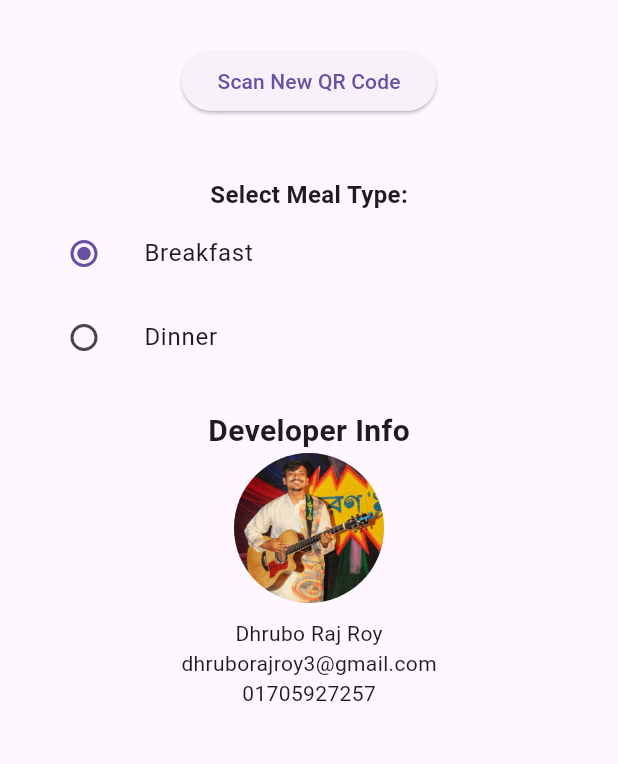
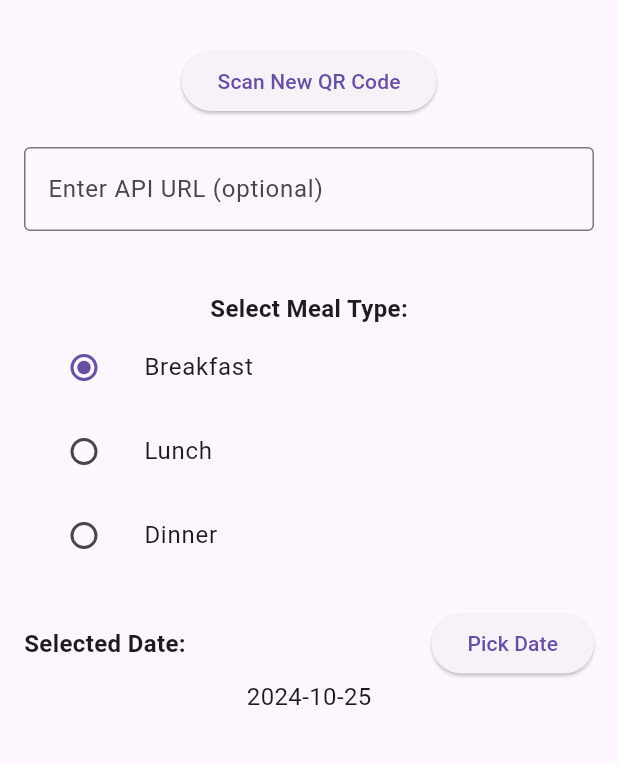
Before and after one commit to dhruborajroy/ScanBite, a Flutter app: the screen it shows after launch, on a phone screen of 412 x 824 dp, the part 63-827 px from its top. Run offline on Flutter 3.47's test engine with Material 3 defaults, Android fonts, the phone set to English and light mode, and no system bars; our stand-ins replace get_storage; missing offline and left inert: mobile_scanner.

Commit message:
final version

```diff
--- a/lib/main.dart
+++ b/lib/main.dart
@@ -3,10 +3,11 @@ import 'package:flutter/foundation.dart';
 import 'package:flutter/material.dart';
 import 'package:mobile_scanner/mobile_scanner.dart';
 import 'package:http/http.dart' as http;
-import 'package:get_storage/get_storage.dart';  // Import GetStorage
+import 'package:get_storage/get_storage.dart';
+import 'package:flutter/cupertino.dart'; // Import Cupertino for the date picker
 
 void main() async {
-  await GetStorage.init();  // Initialize GetStorage
+  await GetStorage.init();
   runApp(const MyApp());
 }
 
@@ -34,19 +35,25 @@ class MealStatusPage extends StatefulWidget {
 }
 
 class MealStatusPageState extends State<MealStatusPage> {
-  final MobileScannerController _cameraController = MobileScannerController(); // MobileScanner controller
-  bool _isCameraActive = false; // Control camera state
-  String scannedData = ''; // Variable to store scanned QR code data
-  String selectedMealType = 'breakfast'; // Variable to store selected meal type
+  final MobileScannerController _cameraController = MobileScannerController();
+  bool _isCameraActive = false;
+  String scannedData = '';
+  String selectedMealType = 'breakfast';
 
-  // Variables to store API response data
-  bool isSuccess = false; // Track API call success
+  bool isSuccess = false;
   String name = '';
   String hallId = '';
   String mealType = '';
-  String errorMessage = ''; // Error message if the API call fails
+  String errorMessage = '';
+  DateTime selectedDate = DateTime.now();
+  bool isProcessing = false; // Add this flag to prevent multiple requests
 
+  final TextEditingController _urlController = TextEditingController(); // Controller for URL input
+
+  // Function to handle barcode detection
   void _onBarcodeDetected(BarcodeCapture barcodeCapture) async {
+    if (isProcessing) return; // Prevent multiple requests
+
     final Barcode barcode = barcodeCapture.barcodes.first;
     if (barcode.rawValue != null) {
       scannedData = barcode.rawValue!;
@@ -54,35 +61,54 @@ class MealStatusPageState extends State<MealStatusPage> {
         print("QR Code: $scannedData");
       }
 
-      // Turn off the camera after detecting the QR code
       _cameraController.stop();
       setState(() {
-        _isCameraActive = false; // Update state to stop camera
+        _isCameraActive = false;
+        isProcessing = true; // Mark processing as true before the request
       });
 
-      // Parse the scanned data (assuming it's JSON)
+      try {
+        // Decode the scanned data
         Map<String, dynamic> qrData = json.decode(scannedData);
 
-      // Send the scanned data to the API
+        // Send the scanned data
         await _sendScannedData(qrData);
+
+      } catch (e) {
+        // Handle error during decoding
+        if (kDebugMode) {
+          print("Error decoding scanned data: $e");
+        }
+        setState(() {
+          isSuccess = false;
+          errorMessage = 'Invalid QR code data, could not register for meal.';
+        });
+      } finally {
+        setState(() {
+          isProcessing = false;
+        });
+      }
     }
   }
 
-  // Function to send scanned data to the API
   Future<void> _sendScannedData(Map<String, dynamic> qrData) async {
     var headers = {
       'Content-Type': 'application/json'
     };
 
-    var request = http.Request('POST', Uri.parse('http://192.168.0.150/app/api.php'));
+    // Check if user has entered a URL or use default
+    String apiUrl = _urlController.text.isNotEmpty
+        ? _urlController.text
+        : 'https://mashallah.shop/app/api.php';
 
-    // Dynamically set the body using the scanned QR code data and selected meal type
+    var request = http.Request('POST', Uri.parse(apiUrl));
+
     request.body = json.encode({
       "app_id": qrData["app_id"] ?? "default_app_id",
       "name": qrData["name"] ?? "default_name",
       "hall_id": qrData["hall_id"] ?? "default_hall_id",
-      "date": DateTime.now().toString(),
-      "meal_type": selectedMealType // Pass the selected meal type
+      "date": selectedDate.toIso8601String(),
+      "meal_type": selectedMealType
     });
 
     request.headers.addAll(headers);
@@ -91,34 +117,84 @@ class MealStatusPageState extends State<MealStatusPage> {
 
     if (response.statusCode == 200) {
       String responseBody = await response.stream.bytesToString();
+
+      if (kDebugMode) {
+        print("Full response::: $responseBody");
+      }
+
       Map<String, dynamic> responseData = json.decode(responseBody);
 
-      // Update UI with the scanned information
+      if (responseData["status_code"] == "200") {
+        // Success
         setState(() {
-        isSuccess = true; // Successful API call
-        name = responseData["name"] ?? "Unknown Name";
-        hallId = responseData["hall_id"] ?? "Unknown Hall ID";
+          isSuccess = true;
+          name = responseData["name"] ?? "default_name";
+          hallId = qrData["hall_id"] ?? "default_hall_id";
           mealType = selectedMealType;
-        errorMessage = ''; // Clear any previous errors
+          errorMessage = '';
         });
       } else {
+        // Failure
         setState(() {
-        isSuccess = false; // API call failed
+          isSuccess = false;
+          errorMessage = responseData["message"] ?? 'Did not register for meal';
+        });
+      }
+    } else {
+      // HTTP error
+      setState(() {
+        isSuccess = false;
         errorMessage = 'Did not register for meal';
       });
+
+      if (kDebugMode) {
+        print("HTTP error: ${response.statusCode}");
+      }
     }
   }
 
-  // Function to toggle camera scanning
+  // Date Picker function
+  void _showDatePicker(BuildContext context) {
+    showCupertinoModalPopup(
+      context: context,
+      builder: (BuildContext builder) {
+        return Container(
+          height: 250,
+          color: Colors.white,
+          child: Column(
+            children: [
+              SizedBox(
+                height: 200,
+                child: CupertinoDatePicker(
+                  mode: CupertinoDatePickerMode.date,
+                  initialDateTime: selectedDate,
+                  onDateTimeChanged: (DateTime newDate) {
+                    setState(() {
+                      selectedDate = newDate;
+                    });
+                  },
+                ),
+              ),
+              CupertinoButton(
+                child: const Text('Done'),
+                onPressed: () {
+                  Navigator.of(context).pop();
+                },
+              )
+            ],
+          ),
+        );
+      },
+    );
+  }
+
   void _toggleCamera() {
     if (_isCameraActive) {
-      // Turn off the camera
       _cameraController.stop();
       setState(() {
         _isCameraActive = false;
       });
     } else {
-      // Turn on the camera
       setState(() {
         _isCameraActive = true;
       });
@@ -128,7 +204,8 @@ class MealStatusPageState extends State<MealStatusPage> {
 
   @override
   void dispose() {
-    _cameraController.dispose(); // Dispose controller when the widget is removed
+    _cameraController.dispose();
+    _urlController.dispose(); // Dispose the URL controller
     super.dispose();
   }
 
@@ -144,28 +221,32 @@ class MealStatusPageState extends State<MealStatusPage> {
           child: Column(
             crossAxisAlignment: CrossAxisAlignment.center,
             children: <Widget>[
-              // Show camera if activated
               if (_isCameraActive)
                 SizedBox(
                   height: 300,
                   width: 300,
                   child: MobileScanner(
                     controller: _cameraController,
-                    onDetect: _onBarcodeDetected, // Correct callback parameter
+                    onDetect: _onBarcodeDetected,
                   ),
                 ),
-
-              // Button to scan new QR code or stop scan
               ElevatedButton(
-                onPressed: _toggleCamera, // Toggle camera on/off
+                onPressed: _toggleCamera,
                 child: Text(_isCameraActive ? 'Stop Scan' : 'Scan New QR Code'),
               ),
-
               const SizedBox(height: 20),
 
-              // Show the result based on the API response
+              // URL input field
+              TextFormField(
+                controller: _urlController,
+                decoration: const InputDecoration(
+                  labelText: 'Enter API URL (optional)',
+                  border: OutlineInputBorder(),
+                ),
+              ),
+              const SizedBox(height: 20),
+
               if (isSuccess)
-              // Success message with name, hall ID, and meal type
                 Column(
                   crossAxisAlignment: CrossAxisAlignment.start,
                   children: [
@@ -193,7 +274,6 @@ class MealStatusPageState extends State<MealStatusPage> {
                   ],
                 )
               else if (errorMessage.isNotEmpty)
-              // Error message if registration for meal failed
                 Text(
                   errorMessage,
                   style: const TextStyle(
@@ -201,10 +281,7 @@ class MealStatusPageState extends State<MealStatusPage> {
                     fontSize: 16,
                   ),
                 ),
-
               const SizedBox(height: 20),
-
-              // Radio buttons for selecting meal type
               const Text(
                 'Select Meal Type:',
                 style: TextStyle(fontSize: 16, fontWeight: FontWeight.bold),
@@ -213,6 +290,18 @@ class MealStatusPageState extends State<MealStatusPage> {
                 title: const Text('Breakfast'),
                 leading: Radio<String>(
                   value: 'breakfast',
+                  groupValue: selectedMealType,
+                  onChanged: (String? value) {
+                    setState(() {
+                      selectedMealType = value!;
+                    });
+                  },
+                ),
+              ),
+              ListTile(
+                title: const Text('Lunch'),
+                leading: Radio<String>(
+                  value: 'lunch',
                   groupValue: selectedMealType,
                   onChanged: (String? value) {
                     setState(() {
@@ -233,22 +322,26 @@ class MealStatusPageState extends State<MealStatusPage> {
                   },
                 ),
               ),
-
               const SizedBox(height: 20),
 
-              // Developer Section
+              // Date picker button
+              Row(
+                mainAxisAlignment: MainAxisAlignment.spaceBetween,
+                children: [
                   const Text(
-                'Developer Info',
-                style: TextStyle(fontSize: 20, fontWeight: FontWeight.bold),
+                    'Selected Date:',
+                    style: TextStyle(fontSize: 16, fontWeight: FontWeight.bold),
                   ),
-              const CircleAvatar(
-                radius: 50,
-                backgroundImage: AssetImage('assets/images/joy.jpg'),
+                  ElevatedButton(
+                    onPressed: () => _showDatePicker(context),
+                    child: const Text('Pick Date'),
                   ),
-              const SizedBox(height: 10),
-              const Text('Dhrubo Raj Roy'),
-              const Text('dhruborajroy3@gmail.com'),
-              const Text('01705927257'),
+                ],
+              ),
+              Text(
+                '${selectedDate.toLocal()}'.split(' ')[0],
+                style: const TextStyle(fontSize: 16),
+              ),
             ],
           ),
         ),
```
Lines whose indentation alone changed are shown as unchanged.
